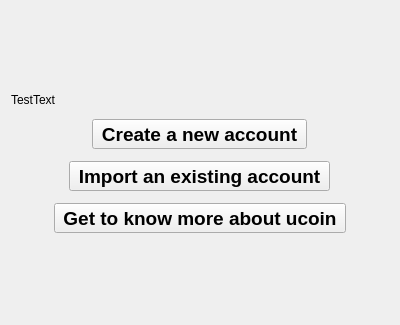
Before: the Qt Designer form res/ui/homescreen.ui in duniter/sakia, drawn with Qt 5.
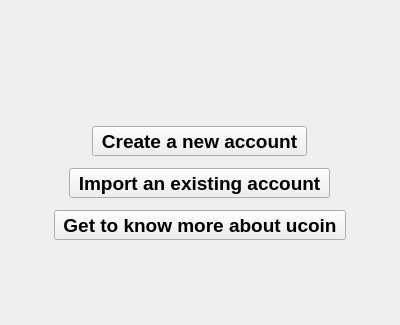
After: the same form once the commit is applied. Icons and pictures are not drawn.

Commit message: Dirty hooks for windows builds (to display icons)

Patch:
```diff
--- a/res/ui/homescreen.ui
+++ b/res/ui/homescreen.ui
@@ -46,7 +46,7 @@
    <item>
     <widget class="QLabel" name="label_welcome">
      <property name="text">
-      <string>&lt;html&gt;&lt;head/&gt;&lt;body&gt;&lt;p&gt;TestText&lt;/p&gt;&lt;/body&gt;&lt;/html&gt;</string>
+      <string>&lt;html&gt;&lt;head/&gt;&lt;body&gt;&lt;p&gt;&lt;br/&gt;&lt;/p&gt;&lt;/body&gt;&lt;/html&gt;</string>
      </property>
      <property name="textFormat">
       <enum>Qt::RichText</enum>
@@ -77,7 +77,7 @@
         </size>
        </property>
        <property name="toolButtonStyle">
-        <enum>Qt::ToolButtonFollowStyle</enum>
+        <enum>Qt::ToolButtonTextBesideIcon</enum>
        </property>
        <property name="autoRaise">
         <bool>false</bool>
@@ -110,7 +110,7 @@
         </size>
        </property>
        <property name="toolButtonStyle">
-        <enum>Qt::ToolButtonFollowStyle</enum>
+        <enum>Qt::ToolButtonTextBesideIcon</enum>
        </property>
       </widget>
      </item>
@@ -137,7 +137,7 @@
         </size>
        </property>
        <property name="toolButtonStyle">
-        <enum>Qt::ToolButtonFollowStyle</enum>
+        <enum>Qt::ToolButtonTextBesideIcon</enum>
        </property>
       </widget>
      </item>
```
The commit also changes 1 other file.
